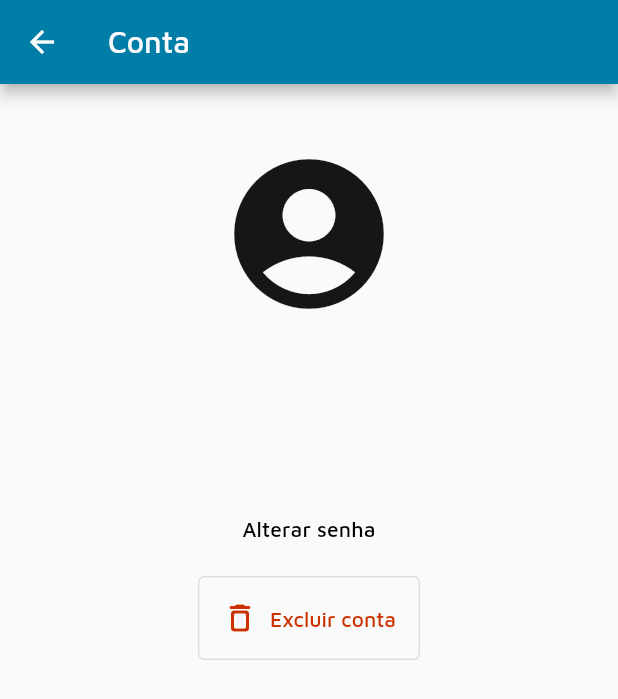
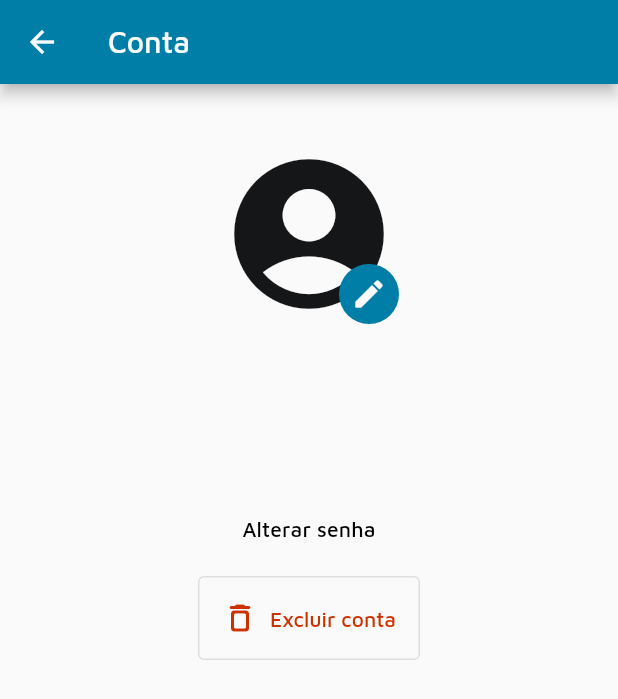
Before and after one commit to proz-tecnologia/PIT01GP08, a Flutter app: the AccountPage screen opened by its route, on a phone screen of 412 x 824 dp. Shown: the top 699 px of the screen. Run offline on Flutter 3.47's test engine with Material 2 defaults, Android fonts, the phone set to English and light mode, and no system bars; our stand-ins replace cloud_firestore, firebase_auth, firebase_core, firebase_storage, fl_chart, flutter_bloc and 4 more; missing offline and left inert: local_auth_android; accounts and stored records are empty.

Commit message:
feat: edit icon on photo at account page

```diff
--- a/lib/features/account/account_page.dart
+++ b/lib/features/account/account_page.dart
@@ -56,7 +56,10 @@ class _AccountPageState extends State<AccountPage> {
                   child: ValueListenableBuilder(
                     valueListenable: controller.photo,
                     builder: (_, photo, __) {
-                        return photo == null
+                      return Stack(
+                        alignment: AlignmentDirectional.bottomEnd,
+                        children: [
+                          photo == null
                               ? Icon(
                                   Icons.account_circle_rounded,
                                   size: 120,
@@ -66,8 +69,18 @@ class _AccountPageState extends State<AccountPage> {
                               : CircleAvatar(
                                   radius: 60,
                                   foregroundImage: NetworkImage(photo),
+                                ),
+                          CircleAvatar(
+                            backgroundColor: Theme.of(context).primaryColor,
+                            child: Icon(
+                              Icons.edit_rounded,
+                              color: Theme.of(context).colorScheme.onPrimary,
+                            ),
+                          ),
+                        ],
                       );
-                      }),
+                    },
+                  ),
                 ),
                 const SizedBox(height: Sizes.largeSpace),
                 EditableInfo(
```
Lines whose indentation alone changed are shown as unchanged.
